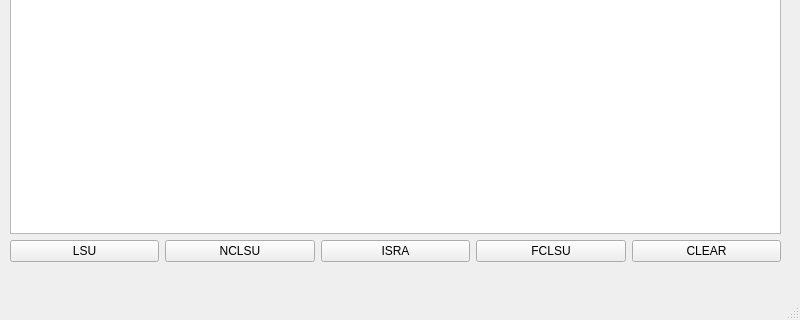
The window that visor/Plugins/hypermix/hypermix2.ui (rbrmp/hypermix) describes before a commit, drawn with Qt 5; both pictures show x 0 to 800 and y 280 to 600 of the 800 by 600 pixel window.
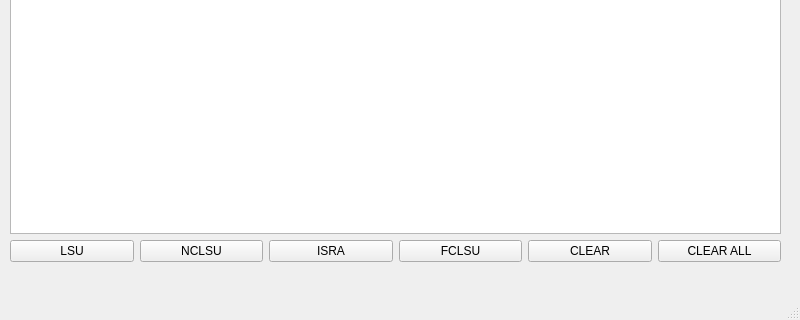
The same window after the commit.

Commit message: ajustar vista a la pantalla y boton de clear all

Patch:
```diff
--- a/visor/Plugins/hypermix/hypermix2.ui
+++ b/visor/Plugins/hypermix/hypermix2.ui
@@ -94,6 +94,19 @@
          </property>
         </widget>
        </item>
+       <item>
+        <widget class="QPushButton" name="pushCLEARALL">
+         <property name="sizePolicy">
+          <sizepolicy hsizetype="Expanding" vsizetype="Minimum">
+           <horstretch>0</horstretch>
+           <verstretch>0</verstretch>
+          </sizepolicy>
+         </property>
+         <property name="text">
+          <string>CLEAR ALL</string>
+         </property>
+        </widget>
+       </item>
       </layout>
      </item>
     </layout>
```
The commit also changes 5 other files.
